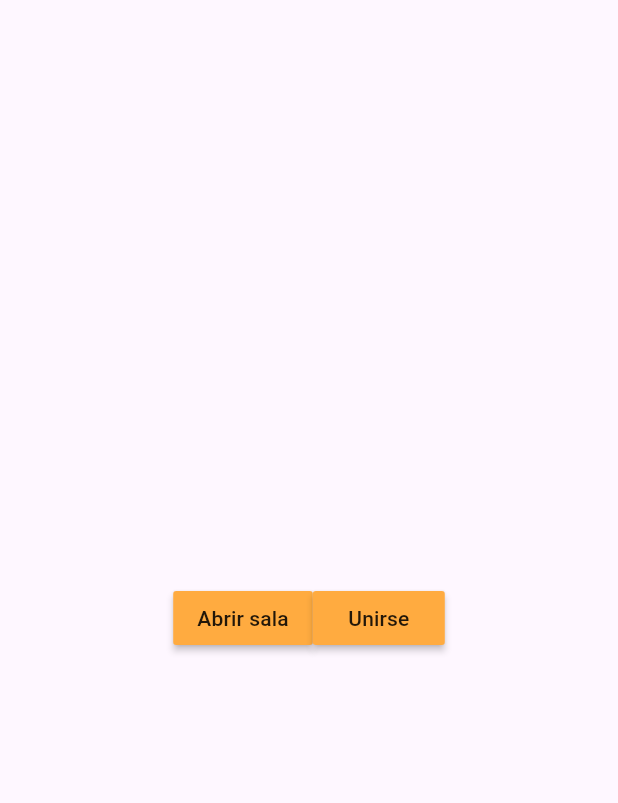
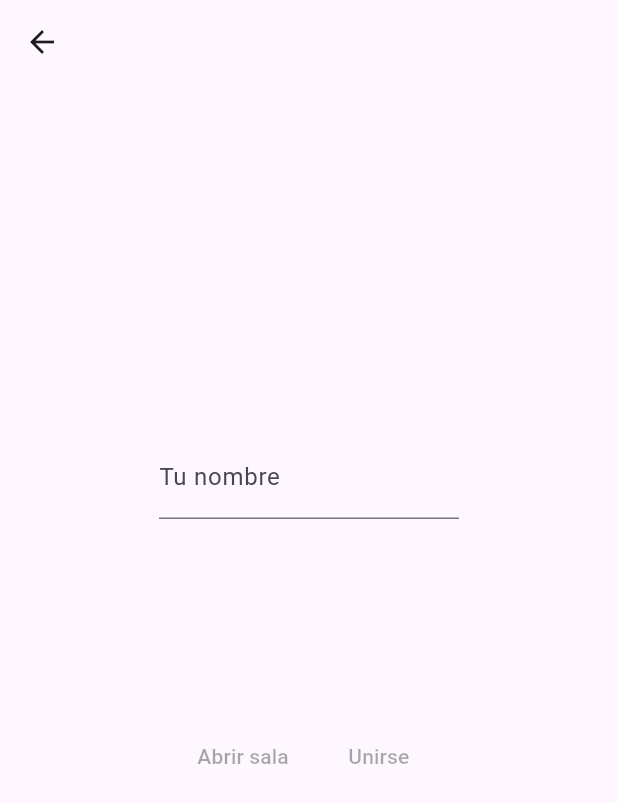
Before and after one commit to vogelFritz/tutti_frutti, a Flutter app: the GameOptionsScreen screen opened by its route, on a phone screen of 412 x 824 dp. Shown: the top 803 px of the screen. Run offline on Flutter 3.47's test engine with Material 3 defaults, Android fonts, the phone set to English and light mode, and no system bars; our stand-ins replace flutter_dotenv, flutter_riverpod, go_router.

Commit message:
eventos modificados y json

```diff
--- /dev/null
+++ b/lib/models/sala.dart
@@ -0,0 +1,14 @@
+class Sala {
+  String nombre;
+  List<String> jugadores = [];
+
+  Sala({required this.nombre});
+
+  factory Sala.fromJson(Map<String, dynamic> json) =>
+      Sala(nombre: json['nombre']);
+
+  Map<String, dynamic> toJson() => {
+        'nombre': nombre,
+        'jugadores': jugadores,
+      };
+}
--- a/lib/presentation/screens/game_options_screen.dart
+++ b/lib/presentation/screens/game_options_screen.dart
@@ -1,17 +1,56 @@
 import 'package:flutter/material.dart';
+import 'package:flutter_riverpod/flutter_riverpod.dart';
+import 'package:go_router/go_router.dart';
+import 'package:tutti_frutti/presentation/providers/socket_provider.dart';
 import 'package:tutti_frutti/presentation/widgets/widgets.dart';
 
-class GameOptionsScreen extends StatelessWidget {
+class GameOptionsScreen extends ConsumerStatefulWidget {
   static String name = 'game_options';
   const GameOptionsScreen({super.key});
 
   @override
+  ConsumerState<ConsumerStatefulWidget> createState() =>
+      GameOptionsScreenState();
+}
+
+class GameOptionsScreenState extends ConsumerState<GameOptionsScreen> {
+  final _textController = TextEditingController();
+  @override
   Widget build(BuildContext context) {
+    final socket = ref.watch(socketProvider);
     return Scaffold(
+      appBar: AppBar(
+          leading: IconButton(
+              onPressed: () {
+                context.pop();
+              },
+              icon: const Icon(Icons.arrow_back))),
       body: Center(
-          child: Row(mainAxisAlignment: MainAxisAlignment.center, children: [
+          child: SizedBox(
+        height: 300,
+        width: 500,
+        child: Column(
+          children: [
+            SizedBox(
+              width: 200,
+              height: 150,
+              child: TextField(
+                controller: _textController,
+                decoration: const InputDecoration(
+                    label: Text('Tu nombre'), hintText: 'Juan'),
+                onChanged: (_) {
+                  setState(() {
+                    socket.nombre = _textController.text;
+                  });
+                },
+              ),
+            ),
+            const SizedBox(height: 40),
+            Row(mainAxisAlignment: MainAxisAlignment.center, children: [
               MaterialButton(
-            onPressed: () {
+                  onPressed: socket.nombre.isEmpty
+                      ? null
+                      : () {
                           showDialog(
                             context: context,
                             builder: (_) => const NewRoomDialog(),
@@ -20,7 +59,9 @@ class GameOptionsScreen extends StatelessWidget {
                   color: Colors.orangeAccent,
                   child: const Text('Abrir sala')),
               MaterialButton(
-            onPressed: () {
+                  onPressed: socket.nombre.isEmpty
+                      ? null
+                      : () {
                           showDialog(
                             context: context,
                             builder: (_) => const SalasDialog(),
@@ -28,7 +69,10 @@ class GameOptionsScreen extends StatelessWidget {
                         },
                   color: Colors.orangeAccent,
                   child: const Text('Unirse')),
-      ])),
+            ]),
+          ],
+        ),
+      )),
     );
   }
 }
```
Also changed, not shown: lib/presentation/providers/socket_provider.dart (+11 -7 lines), lib/presentation/screens/waiting_screen.dart (+6 -5 lines), lib/presentation/widgets/new_room_dialog.dart (+8 -1 lines), lib/presentation/widgets/salas_dialog.dart (+15 -1 lines). Lines whose indentation alone changed are shown as unchanged.
